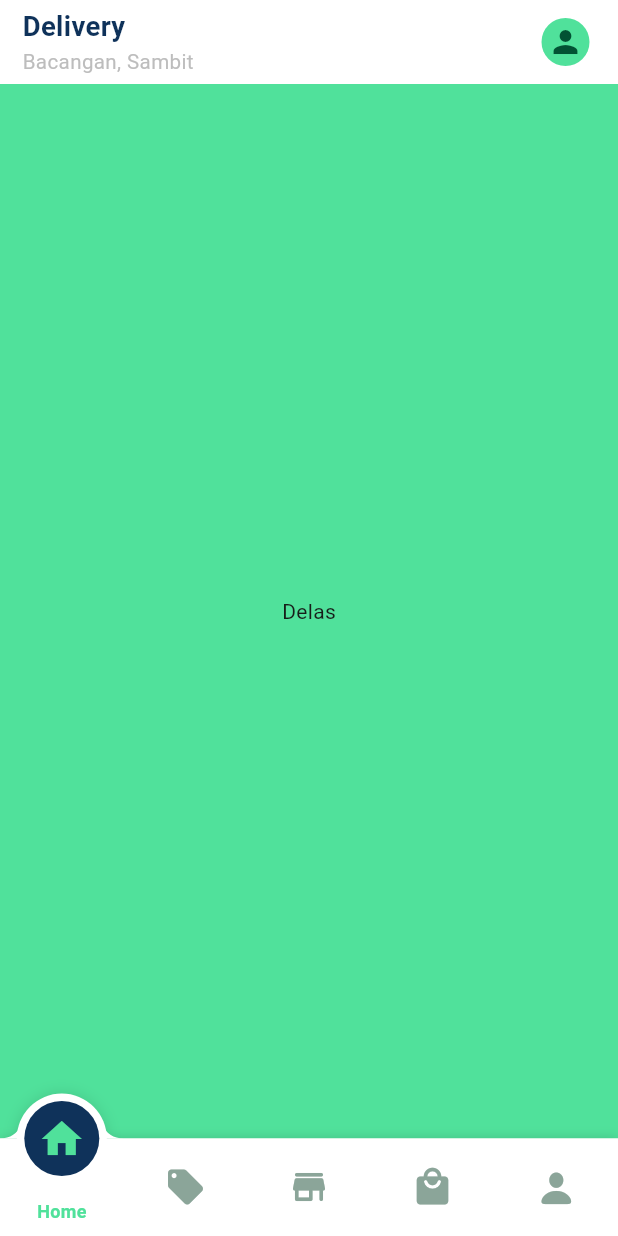
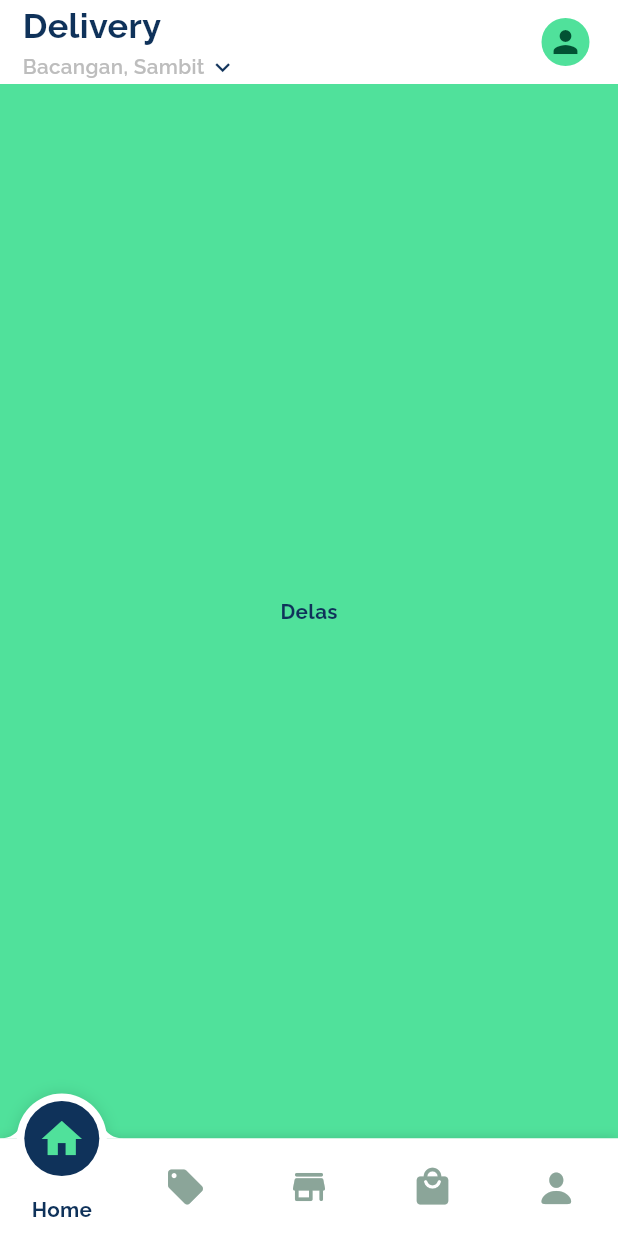
Before and after one commit to elesioliveira/Bento-App, a Flutter app: the screen it shows after launch, on a phone screen of 412 x 824 dp. Run offline on Flutter 3.47's test engine with Material 3 defaults, Android fonts, the light colour scheme and no system bars; our stand-ins replace flutter_screenutil, flutter_svg, fluttertoast, freezed_annotation, get_it, google_fonts; Roboto replaces fonts that are missing (Sansation).

Commit message:
style: add deafult style labels, background colors

```diff
--- a/lib/design_system/core/features/atoms/tokens/app_colors.dart
+++ b/lib/design_system/core/features/atoms/tokens/app_colors.dart
@@ -15,4 +15,8 @@ abstract class AppColors {
   static const halalColor = Color(0xFFF2EFC2);
   static const glutenColor = Color(0xFFC4F2F2);
   static const bottomIcons = Color.fromARGB(255, 139, 165, 153);
+
+  //background color cardItem
+  static const colorOrange = Color(0xFFfaf0dc);
+  static const colorCabbage = Color(0xFFe6fadc);
 }
--- a/lib/design_system/core/features/atoms/tokens/app_typography.dart
+++ b/lib/design_system/core/features/atoms/tokens/app_typography.dart
@@ -5,68 +5,24 @@ import 'package:google_fonts/google_fonts.dart';
 import 'app_colors.dart';
 
 class AppTypography {
-  static displayLarge({Color? color}) => GoogleFonts.russoOne(
-        fontSize: 36.sp,
-        fontWeight: FontWeight.w600,
+  static title({Color? color}) => GoogleFonts.raleway(
+        fontSize: 20.sp,
+        fontWeight: FontWeight.bold,
         color: color ?? AppColors.secondaryColor,
       );
-  static displayMedium({Color? color}) => GoogleFonts.russoOne(
-        fontSize: 26.sp,
-        fontWeight: FontWeight.w600,
-        color: color ?? AppColors.secondaryColor,
-      );
-  static displaySmall({Color? color}) => GoogleFonts.russoOne(
-        fontSize: 16.sp,
-        fontWeight: FontWeight.w600,
-        color: color ?? AppColors.secondaryColor,
-      );
-
-  static h2({Color? color}) => GoogleFonts.inter(
-        fontSize: 36.sp,
-        fontWeight: FontWeight.w600,
-        color: color ?? AppColors.secondaryColor,
-      );
-  static h3(Color? color) => GoogleFonts.inter(
-        fontSize: 24.sp,
-        fontWeight: FontWeight.w600,
-        color: color ?? AppColors.secondaryColor,
-      );
-
-  static h4(Color? color) => GoogleFonts.inter(
+  static subTitle({Color? color}) => GoogleFonts.raleway(
         fontSize: 16.sp,
         fontWeight: FontWeight.bold,
         color: color ?? AppColors.secondaryColor,
       );
-
-  static h5({Color? color}) => GoogleFonts.inter(
+  static description({Color? color}) => GoogleFonts.raleway(
+        fontSize: 12.sp,
+        fontWeight: FontWeight.bold,
+        color: color ?? AppColors.secondaryColor,
+      );
+  static infoDescription({Color? color}) => GoogleFonts.raleway(
         fontSize: 12.sp,
         fontWeight: FontWeight.w600,
         color: color ?? AppColors.secondaryColor,
       );
-
-  static subtitle1(Color? color, FontWeight fontWeight) => TextStyle(
-        fontFamily: 'Sansation',
-        fontSize: 16.sp,
-        fontWeight: fontWeight,
-        color: color ?? AppColors.secondaryColor,
-      );
-  static subtitle2(Color? color, FontWeight fontWeight) => TextStyle(
-        fontFamily: 'Sansation',
-        fontSize: 14.sp,
-        fontWeight: fontWeight,
-        color: color ?? AppColors.secondaryColor,
-      );
-  static subtitle3(Color? color, FontWeight fontWeight) => TextStyle(
-        fontFamily: 'Sansation',
-        fontSize: 12.sp,
-        fontWeight: fontWeight,
-        color: color ?? AppColors.secondaryColor,
-      );
-
-  static body1(Color? color) => TextStyle(
-        fontFamily: 'Sansation',
-        fontSize: 12.sp,
-        fontWeight: FontWeight.w400,
-        color: color ?? AppColors.secondaryColor,
-      );
 }
--- a/lib/design_system/core/features/molecules/banner_slides/slide_banners.dart
+++ b/lib/design_system/core/features/molecules/banner_slides/slide_banners.dart
@@ -109,8 +109,8 @@ class _SlideBannersState extends State<SlideBanners> {
                 child: AnimatedContainer(
                   duration: const Duration(milliseconds: 500),
                   curve: Curves.easeInOut,
-                  width: _currentPage == 0 ? 25 : 10,
-                  height: 10,
+                  width: _currentPage == 0 ? 28 : 7,
+                  height: 7.h,
                   child: Container(
                     decoration: BoxDecoration(
                         color: _currentPage == 0
@@ -129,9 +129,9 @@ class _SlideBannersState extends State<SlideBanners> {
                 child: AnimatedContainer(
                   duration: const Duration(milliseconds: 500),
                   curve: Curves.easeInOut,
-                  width: _currentPage == 1 ? 25 : 10,
+                  width: _currentPage == 1 ? 28 : 7,
                   child: Container(
-                    height: 10,
+                    height: 7.h,
                     decoration: BoxDecoration(
                         color: _currentPage == 1
                             ? AppColors.primaryColor
@@ -149,9 +149,9 @@ class _SlideBannersState extends State<SlideBanners> {
                 child: AnimatedContainer(
                   duration: const Duration(milliseconds: 500),
                   curve: Curves.easeInOut,
-                  width: _currentPage == 2 ? 25 : 10,
+                  width: _currentPage == 2 ? 28 : 7,
                   child: Container(
-                    height: 10,
+                    height: 7.h,
                     decoration: BoxDecoration(
                         color: _currentPage == 2
                             ? AppColors.primaryColor
--- a/lib/design_system/core/features/molecules/card_apresetation/card_component.dart
+++ b/lib/design_system/core/features/molecules/card_apresetation/card_component.dart
@@ -1,3 +1,4 @@
+import 'package:bento_app/design_system/core/features/molecules/label/label.dart';
 import 'package:flutter/material.dart';
 import '../../../extensions/screen_utils_extesion.dart';
 import '../../atoms/tokens/app_colors.dart';
@@ -25,18 +26,8 @@ class CardApresentation extends StatelessWidget {
               mainAxisAlignment: MainAxisAlignment.center,
               crossAxisAlignment: CrossAxisAlignment.start,
               children: [
-                Text(
-                  description ?? 'error',
-                  style: const TextStyle(
-                      color: AppColors.secondaryColor,
-                      fontWeight: FontWeight.bold),
-                ),
-                Text(
-                  descriptionTwo ?? 'error',
-                  style: const TextStyle(
-                      color: AppColors.secondaryColor,
-                      fontWeight: FontWeight.bold),
-                ),
+                DSLabel.subTitle(label: description ?? 'error'),
+                DSLabel.subTitle(label: descriptionTwo ?? 'error')
               ],
             ),
           ),
--- a/lib/design_system/core/features/molecules/label/label.dart
+++ b/lib/design_system/core/features/molecules/label/label.dart
@@ -1,148 +1,44 @@
-import 'package:flutter/material.dart';
-
 import '../../atoms/tokens/app_typography.dart';
 import 'label_component.dart';
 
 class DSLabel extends LabelComponent {
-  DSLabel.displayLarge({
+  DSLabel.title({
     super.key,
     super.color,
     required super.label,
     super.maxLines,
     super.overflow,
   }) : super(
-          style: AppTypography.displayLarge(color: color),
+          style: AppTypography.title(color: color),
         );
-  DSLabel.displayMedium({
+
+  DSLabel.description({
     super.key,
     super.color,
     required super.label,
     super.maxLines,
     super.overflow,
   }) : super(
-          style: AppTypography.displayMedium(color: color),
+          style: AppTypography.description(color: color),
         );
-  DSLabel.displaySmall({
+
+  DSLabel.subTitle({
     super.key,
     super.color,
     required super.label,
     super.maxLines,
     super.overflow,
   }) : super(
-          style: AppTypography.displaySmall(color: color),
+          style: AppTypography.subTitle(color: color),
         );
 
-  DSLabel.h2({
-    super.key,
-    super.color,
-    required super.label,
-    super.maxLines,
-    super.overflow,
-    super.textAlign,
-  }) : super(
-          style: AppTypography.h2(color: color),
-        );
-
-  DSLabel.h3({
-    super.key,
-    super.color,
-    required super.label,
-    super.maxLines,
-    super.overflow,
-    super.textAlign,
-  }) : super(
-          style: AppTypography.h3(color),
-        );
-
-  DSLabel.h4({
+  DSLabel.infoDescription({
     super.key,
     super.color,
     required super.label,
     super.maxLines,
     super.overflow,
   }) : super(
-          style: AppTypography.h4(color),
-        );
-
-  DSLabel.h5({
-    super.key,
-    super.color,
-    required super.label,
-    super.maxLines,
-    super.overflow,
-  }) : super(
-          style: AppTypography.h5(color: color),
-        );
-
-  DSLabel.subtitle1Bold({
-    super.key,
-    super.color,
-    required super.label,
-    super.maxLines,
-    super.overflow,
-  }) : super(
-          style: AppTypography.subtitle1(color, FontWeight.bold),
-        );
-  DSLabel.subtitle1Regular({
-    super.key,
-    super.color,
-    required super.label,
-    super.maxLines,
-    super.overflow,
-  }) : super(
-          style: AppTypography.subtitle1(color, FontWeight.w400),
-        );
-
-  DSLabel.subtitle2Bold({
-    super.key,
-    super.color,
-    required super.label,
-    super.maxLines,
-    super.overflow,
-  }) : super(
-          style: AppTypography.subtitle2(color, FontWeight.w600),
-        );
-
-  DSLabel.subtitle2Regular({
-    super.key,
-    super.color,
-    required super.label,
-    super.maxLines,
-    super.overflow,
-    super.textAlign,
-  }) : super(
-          style: AppTypography.subtitle1(color, FontWeight.bold),
-        );
-
-  DSLabel.subtitle3Bold({
-    super.key,
-    super.color,
-    required super.label,
-    super.maxLines,
-    super.overflow,
-    super.textAlign,
-  }) : super(
-          style: AppTypography.subtitle3(color, FontWeight.w600),
-        );
-
-  DSLabel.subtitle3Regular({
-    super.key,
-    super.color,
-    required super.label,
-    super.maxLines,
-    super.overflow,
-    super.textAlign,
-  }) : super(
-          style: AppTypography.subtitle1(color, FontWeight.w400),
-        );
-
-  DSLabel.body1({
-    super.key,
-    super.color,
-    required super.label,
-    super.maxLines,
-    super.overflow,
-  }) : super(
-          style: AppTypography.body1(color),
+          style: AppTypography.infoDescription(color: color),
         );
 }
--- a/lib/design_system/core/features/organisms/categorires/categories_component.dart
+++ b/lib/design_system/core/features/organisms/categorires/categories_component.dart
@@ -52,7 +52,7 @@ class _CategoriesComponentState extends State<CategoriesComponent> {
                         ),
                       ),
                     ),
-                    DSLabel.subtitle3Bold(
+                    DSLabel.description(
                       label: controller.categories[index].category,
                     )
                   ],
--- a/lib/design_system/core/features/organisms/description_card_organims/description_card_component.dart
+++ b/lib/design_system/core/features/organisms/description_card_organims/description_card_component.dart
@@ -22,7 +22,7 @@ class DescriptionCardComponent extends StatelessWidget {
         DSGaps.h12,
         Expanded(
           child: CardApresentation(
-            description: 'ORDER',
+            description: 'LOCAL',
             descriptionTwo: 'SHOP',
             widget: Icon(
               Icons.store_rounded,
--- a/lib/design_system/core/features/organisms/description_mode/description_mode_component.dart
+++ b/lib/design_system/core/features/organisms/description_mode/description_mode_component.dart
@@ -15,8 +15,8 @@ class DescriptionModeComponent extends StatelessWidget {
         mainAxisSize: MainAxisSize.max,
         mainAxisAlignment: MainAxisAlignment.spaceBetween,
         children: [
-          DSLabel.h4(label: 'Today\'s Special'),
-          DSLabel.subtitle2Regular(
+          DSLabel.subTitle(label: 'Today\'s Special'),
+          DSLabel.description(
             label: 'See all',
             color: AppColors.primaryColor,
           )
--- a/lib/design_system/core/features/organisms/item_tile/item_tile.dart
+++ b/lib/design_system/core/features/organisms/item_tile/item_tile.dart
@@ -1,4 +1,5 @@
 import 'package:bento_app/design_system/core/features/atoms/tokens/app_colors.dart';
+import 'package:bento_app/design_system/core/features/molecules/label/label.dart';
 import 'package:bento_app/model/product_model.dart';
 import 'package:flutter/material.dart';
 import 'package:flutter_screenutil/flutter_screenutil.dart';
@@ -60,24 +61,14 @@ class _ItemTileState extends State<ItemTile> {
                   ),
 
                   // Nome
-                  Text(
-                    widget.item.name,
-                    style: const TextStyle(
-                      fontSize: 16,
-                      fontWeight: FontWeight.bold,
-                    ),
-                  ),
+                  DSLabel.description(label: widget.item.name),
 
                   // Preço - Unidade
                   Row(children: [
-                    Text(
-                      widget.item.price.toStringAsFixed(2),
-                      style: const TextStyle(
-                        fontWeight: FontWeight.bold,
-                        fontSize: 20,
-                        color: AppColors.primaryColor,
-                      ),
-                    ),
+                    DSLabel.description(
+                      label: "\$${widget.item.price.toStringAsFixed(2)}",
+                      color: Colors.black,
+                    )
                   ]),
                 ],
               ),
--- a/lib/src/app/pages/base/base_screen.dart
+++ b/lib/src/app/pages/base/base_screen.dart
@@ -1,3 +1,5 @@
+import 'package:bento_app/design_system/core/extensions/screen_utils_extesion.dart';
+import 'package:bento_app/design_system/core/features/atoms/tokens/gaps.dart';
 import 'package:bento_app/design_system/core/features/molecules/label/label.dart';
 
 import 'package:flutter/cupertino.dart';
@@ -92,12 +94,22 @@ class _BaseScreenState extends State<BaseScreen> with TickerProviderStateMixin {
                   mainAxisAlignment: MainAxisAlignment.start,
                   crossAxisAlignment: CrossAxisAlignment.start,
                   children: [
-                    DSLabel.subtitle1Bold(
+                    DSLabel.title(
                       label: 'Delivery',
                     ),
-                    DSLabel.body1(
-                      label: 'Bacangan, Sambit',
-                      color: Colors.grey.shade400,
+                    Row(
+                      children: [
+                        DSLabel.infoDescription(
+                          label: 'Bacangan, Sambit',
+                          color: Colors.grey.shade400,
+                        ),
+                        DSGaps.h2,
+                        Icon(
+                          size: 18.h,
+                          Icons.keyboard_arrow_down,
+                          color: AppColors.secondaryColor,
+                        )
+                      ],
                     )
                   ],
                 ),
@@ -117,20 +129,25 @@ class _BaseScreenState extends State<BaseScreen> with TickerProviderStateMixin {
               const NeverScrollableScrollPhysics(), // swipe navigation handling is not supported
           // controller: _tabController,
           controller: _motionTabBarController,
-          children: const <Widget>[
+          children: <Widget>[
             Center(
-              child: Text("HOME"),
+                child: DSLabel.description(
+              label: 'Home',
+            )),
+            Center(
+              child: DSLabel.description(
+                label: 'Delas',
+              ),
             ),
+            const HomeScreen(),
             Center(
-              child: Text("Delas"),
-            ),
-            HomeScreen(),
+                child: DSLabel.description(
+              label: "Cart",
+            )),
             Center(
-              child: Text("Cart"),
-            ),
-            Center(
-              child: Text("Account"),
-            ),
+                child: DSLabel.description(
+              label: "Account",
+            )),
           ],
         ),
       ),
--- a/lib/src/app/pages/base/controller/motion_tab_item.dart
+++ b/lib/src/app/pages/base/controller/motion_tab_item.dart
@@ -1,3 +1,4 @@
+import 'package:bento_app/design_system/core/features/molecules/label/label.dart';
 import 'package:flutter/material.dart';
 
 const double ICON_OFF = -3;
@@ -74,15 +75,7 @@ class _MotionTabItemState extends State<MotionTabItem> {
               alignment: Alignment(0, textYAlign),
               child: Padding(
                 padding: const EdgeInsets.all(8.0),
-                child: widget.selected
-                    ? Text(
-                        widget.title!,
-                        style: widget.textStyle,
-                        softWrap: false,
-                        maxLines: 1,
-                        textAlign: TextAlign.center,
-                      )
-                    : const Text(''),
+                child: DSLabel.description(label: widget.title!),
               ),
             ),
           ),
--- a/lib/src/app/pages/home/home_screen.dart
+++ b/lib/src/app/pages/home/home_screen.dart
@@ -1,4 +1,5 @@
 import 'package:bento_app/design_system/core/extensions/screen_utils_extesion.dart';
+import 'package:bento_app/design_system/core/features/atoms/tokens/app_colors.dart';
 import 'package:bento_app/design_system/core/features/atoms/tokens/gaps.dart';
 import 'package:bento_app/design_system/core/features/molecules/label/label.dart';
 import 'package:bento_app/design_system/core/features/organisms/item_tile/item_tile.dart';
@@ -23,7 +24,6 @@ class _HomeScreenState extends State<HomeScreen> {
   @override
   void initState() {
     controller = getIt<HomeController>();
-    controller.getAllCategories();
     controller.getProducts();
     super.initState();
   }
@@ -43,15 +43,16 @@ class _HomeScreenState extends State<HomeScreen> {
                 mainAxisAlignment: MainAxisAlignment.start,
                 crossAxisAlignment: CrossAxisAlignment.center,
                 children: [
+                  DSGaps.v16,
                   const DescriptionCardComponent(),
-                  DSGaps.v16,
+                  DSGaps.v8,
                   const SlideBanners(),
                   Container(
                     width: ScreenUtilsHelpers.screenWidth,
                     padding: EdgeInsets.only(left: 10.w),
                     child: Align(
                       alignment: Alignment.centerLeft,
-                      child: DSLabel.subtitle1Bold(label: 'Shop by category'),
+                      child: DSLabel.subTitle(label: 'Shop by category'),
                     ),
                   ),
                   const CategoriesComponent(),
@@ -84,17 +85,27 @@ class _HomeScreenState extends State<HomeScreen> {
                                 ),
                                 itemCount: controller.products.length,
                                 itemBuilder: (context, index) {
+                                  final product = controller.products[index];
+                                  Color backgroundColor;
+                                  if (product.name.contains('Orange')) {
+                                    backgroundColor = AppColors.colorOrange;
+                                  } else if (product.name.contains('Cabbage')) {
+                                    backgroundColor = AppColors.colorCabbage;
+                                  } else {
+                                    backgroundColor =
+                                        AppColors.colorCabbage; // Color default
+                                  }
                                   return ItemTile(
                                       isFavorited: false,
+                                      backgroundColorCard: backgroundColor,
                                       item: controller.products[index]);
                                 }),
                           );
                         } else {
                           return Center(
-                            child: DSLabel.subtitle2Regular(
+                            child: DSLabel.description(
                               label: 'Nenhum produto encontrado',
                               overflow: TextOverflow.ellipsis,
-                              textAlign: TextAlign.center,
                             ),
                           );
                         }
```
Also changed, not shown: lib/design_system/assets/images/avocado.png.
